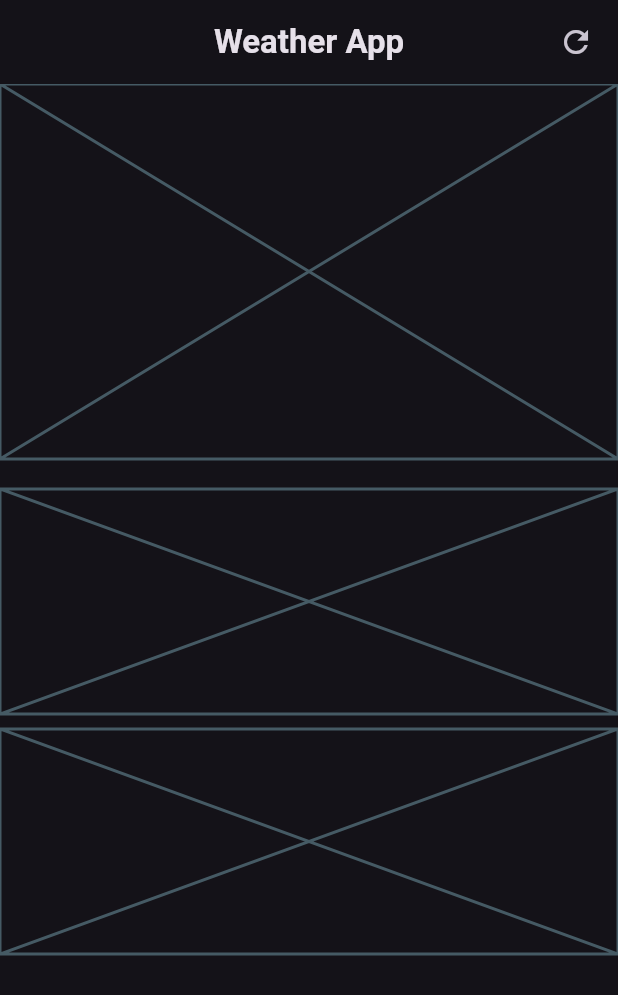
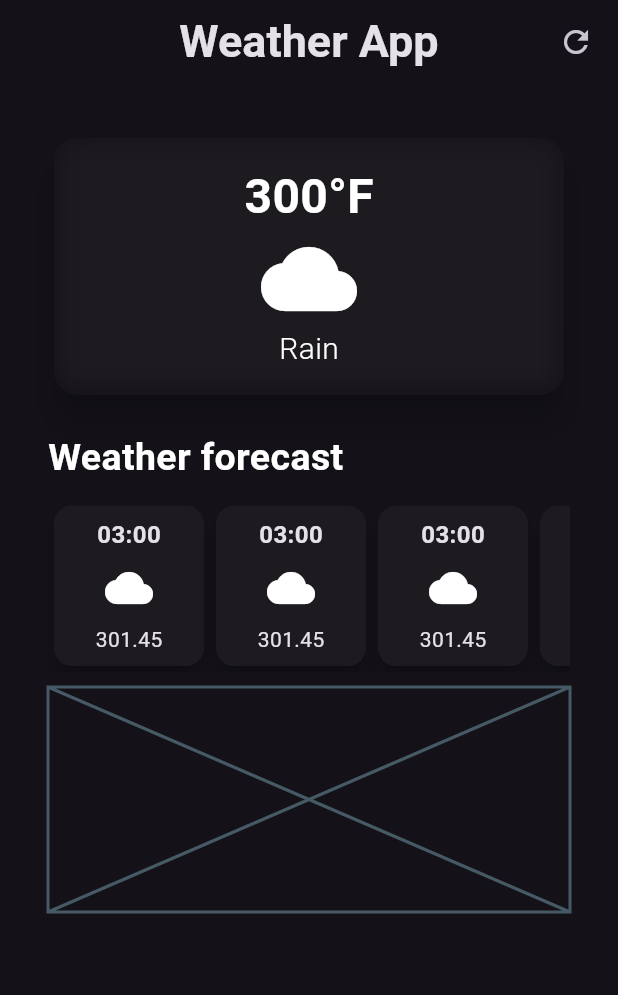
Before and after one commit to AdrianPolanco/CursoFlutter, a Flutter app: the screen it shows after launch, on a phone screen of 412 x 824 dp. Shown: the top 995 px of the screen. Run offline on Flutter 3.47's test engine with Material 2 defaults, Android fonts, the phone set to English and light mode, and no system bars.

Commit message:
Forecast componentizado

```diff
--- a/FundamentosFlutter/class_one/lib/currency_converter_material.dart
+++ b/FundamentosFlutter/class_one/lib/currency_converter_material.dart
@@ -47,18 +47,16 @@ class _CurrencyConverterAppState extends State<CurrencyConverterApp>
 //Se usa para dar instrucciones especificas cuando las dependencias del Widget cambian (i.e. Cuando por ejemplo los datos que arroja una fuente de datos externa como una API se actualizan), no cambia las propiedades del Widget en sí
   @override
   void didChangeDependencies() {
-    // TODO: implement didChangeDependencies
     super.didChangeDependencies();
   }
 
 //Se usa para dar instrucciones especificas cuando las propiedades del Widget cambian, creando una nueva instancia del Widget padre
   @override
   void didUpdateWidget(covariant CurrencyConverterApp oldWidget) {
-    // TODO: implement didUpdateWidget
     super.didUpdateWidget(oldWidget);
   }
 
-//IMPORTANTE: No puedes llamar funciones asincronar en el metodo build, sino fuera, ya que el metodo build puede ser llamado muchas veces conforme a los Hz de la pantalla del celular, si por ejemplo un celular tiene 120Hz, la funcion build podria ser llamada hasta 120 veces por segundo, por tanto, por cuestiones de rendimiento y optimización, debemos evitar usar funciones asincronas (ya que se harian demasiadas solicitudes en un segundo) e intentar mantener la funcion build lo más liviana posible
+//IMPORTANTE: No puedes llamar funciones asincronas en el metodo build, sino fuera, ya que el metodo build puede ser llamado muchas veces conforme a los Hz de la pantalla del celular, si por ejemplo un celular tiene 120Hz, la funcion build podria ser llamada hasta 120 veces por segundo, por tanto, por cuestiones de rendimiento y optimización, debemos evitar usar funciones asincronas (ya que se harian demasiadas solicitudes en un segundo) e intentar mantener la funcion build lo más liviana posible
 
 //El metodo build sirve para renderizar los componentes o widgets en pantalla
   @override
--- a/FundamentosFlutter/weather_app/lib/screens/weather_screen.dart
+++ b/FundamentosFlutter/weather_app/lib/screens/weather_screen.dart
@@ -1,4 +1,7 @@
+import 'dart:ui';
+
 import 'package:flutter/material.dart';
+import 'package:weather_app/widgets/hourly_forecast_item.dart';
 
 class WeatherScreen extends StatefulWidget {
   const WeatherScreen({super.key});
@@ -14,7 +17,7 @@ class _WeatherScreen extends State<WeatherScreen> {
       appBar: AppBar(
         title: const Text(
           "Weather App",
-          style: TextStyle(fontWeight: FontWeight.bold),
+          style: TextStyle(fontWeight: FontWeight.bold, fontSize: 30),
         ),
         centerTitle: true,
         actions: [
@@ -32,25 +35,141 @@ class _WeatherScreen extends State<WeatherScreen> {
           //)
         ],
       ),
-      body: const Column(
+      body: Padding(
+        padding: const EdgeInsets.all(32.0),
+        child: Column(
           children: [
-          Placeholder(
-            fallbackHeight: 250,
+            // ignore: sized_box_for_whitespace
+            SizedBox(
+              width: double.maxFinite,
+              //El widget Card tiene eleveacion y background por defecto
+              child: Card(
+                //Dandole la forma de un rectangulo con bordes circulares
+                shape: const RoundedRectangleBorder(
+                    borderRadius: BorderRadius.all(Radius.circular(16))),
+                elevation: 10,
+                //Usamos ClipRRect para separar al blur del BlackdropFilter del background del Card
+                child: ClipRRect(
+                  //Dandole un borde
+                  borderRadius: BorderRadius.circular(16),
+                  child: BackdropFilter(
+                    //Dandole un blur interno al Card, dandole 10 a los bordes verticales (sigmaX) y 10 a los bordes horizontales(sigmaY)
+                    filter: ImageFilter.blur(sigmaX: 10, sigmaY: 10),
+                    child: const Padding(
+                      padding: EdgeInsets.all(16.0),
+                      child: Column(
+                        children: [
+                          Text(
+                            "300°F",
+                            style: TextStyle(
+                                fontSize: 32,
+                                color: Colors.white,
+                                fontWeight: FontWeight.bold),
                           ),
-          SizedBox(
+                          Icon(
+                            Icons.cloud,
+                            size: 64,
+                          ),
+                          Text(
+                            "Rain",
+                            style: TextStyle(
+                                fontSize: 20,
+                                fontWeight: FontWeight.w300,
+                                color: Colors.white),
+                          ),
+                        ],
+                      ),
+                    ),
+                  ),
+                ),
+              ),
+            ),
+            const SizedBox(
               height: 20,
             ),
-          Placeholder(
-            fallbackHeight: 150,
+            //Con Align alineamos un widget en especifico en vez de todos los widgets hijos, como por ejemplo en el Column o Row
+            const Align(
+              alignment: Alignment.centerLeft,
+              child: Text("Weather forecast",
+                  style: TextStyle(
+                      fontSize: 25,
+                      color: Colors.white,
+                      fontWeight: FontWeight.bold)),
             ),
-          SizedBox(
+            const SizedBox(height: 10),
+            //Haciendo Row scrolleable
+            const SingleChildScrollView(
+              scrollDirection: Axis.horizontal,
+              child: Row(
+                children: [
+                  HourlyForecastItem(
+                      width: 100,
+                      elevation: 6,
+                      hour: "03:00",
+                      icon: Icons.cloud,
+                      temperature: "301.45",
+                      borderRadius: 12),
+                  HourlyForecastItem(
+                      width: 100,
+                      elevation: 6,
+                      hour: "03:00",
+                      icon: Icons.cloud,
+                      temperature: "301.45",
+                      borderRadius: 12),
+                  HourlyForecastItem(
+                      width: 100,
+                      elevation: 6,
+                      hour: "03:00",
+                      icon: Icons.cloud,
+                      temperature: "301.45",
+                      borderRadius: 12),
+                  HourlyForecastItem(
+                      width: 100,
+                      elevation: 6,
+                      hour: "03:00",
+                      icon: Icons.cloud,
+                      temperature: "301.45",
+                      borderRadius: 12),
+                  HourlyForecastItem(
+                      width: 100,
+                      elevation: 6,
+                      hour: "03:00",
+                      icon: Icons.cloud,
+                      temperature: "301.45",
+                      borderRadius: 12),
+                  HourlyForecastItem(
+                      width: 100,
+                      elevation: 6,
+                      hour: "03:00",
+                      icon: Icons.cloud,
+                      temperature: "301.45",
+                      borderRadius: 12),
+                  HourlyForecastItem(
+                      width: 100,
+                      elevation: 6,
+                      hour: "03:00",
+                      icon: Icons.cloud,
+                      temperature: "301.45",
+                      borderRadius: 12),
+                  HourlyForecastItem(
+                      width: 100,
+                      elevation: 6,
+                      hour: "03:00",
+                      icon: Icons.cloud,
+                      temperature: "301.45",
+                      borderRadius: 12)
+                ],
+              ),
+            ),
+            const SizedBox(
               height: 10,
             ),
-          Placeholder(
+            const Placeholder(
               fallbackHeight: 150,
             )
           ],
         ),
+      ),
     );
   }
 }
--- /dev/null
+++ b/FundamentosFlutter/weather_app/lib/widgets/hourly_forecast_item.dart
@@ -0,0 +1,53 @@
+import 'package:flutter/material.dart';
+
+class HourlyForecastItem extends StatelessWidget {
+  final double _width;
+  final double _elevation;
+  final String _hour;
+  final double _borderRadius;
+  final IconData _icon;
+  final String _temperature;
+
+  const HourlyForecastItem(
+      {required double width,
+      required double elevation,
+      required String hour,
+      required IconData icon,
+      required String temperature,
+      required double borderRadius,
+      super.key})
+      : _width = width,
+        _elevation = elevation,
+        _hour = hour,
+        _icon = icon,
+        _temperature = temperature,
+        _borderRadius = borderRadius;
+
+  @override
+  Widget build(BuildContext context) {
+    return Card(
+        elevation: _elevation,
+        child: Container(
+          width: _width,
+          padding: const EdgeInsets.all(8),
+          decoration: BoxDecoration(
+              borderRadius: BorderRadius.all(Radius.circular(_borderRadius))),
+          child: Column(
+            children: [
+              Text(
+                _hour,
+                style:
+                    const TextStyle(fontSize: 16, fontWeight: FontWeight.bold),
+              ),
+              const SizedBox(height: 8),
+              Icon(
+                _icon,
+                size: 32,
+              ),
+              const SizedBox(height: 8),
+              Text(_temperature)
+            ],
+          ),
+        ));
+  }
+}
```
Lines whose indentation alone changed are shown as unchanged.
